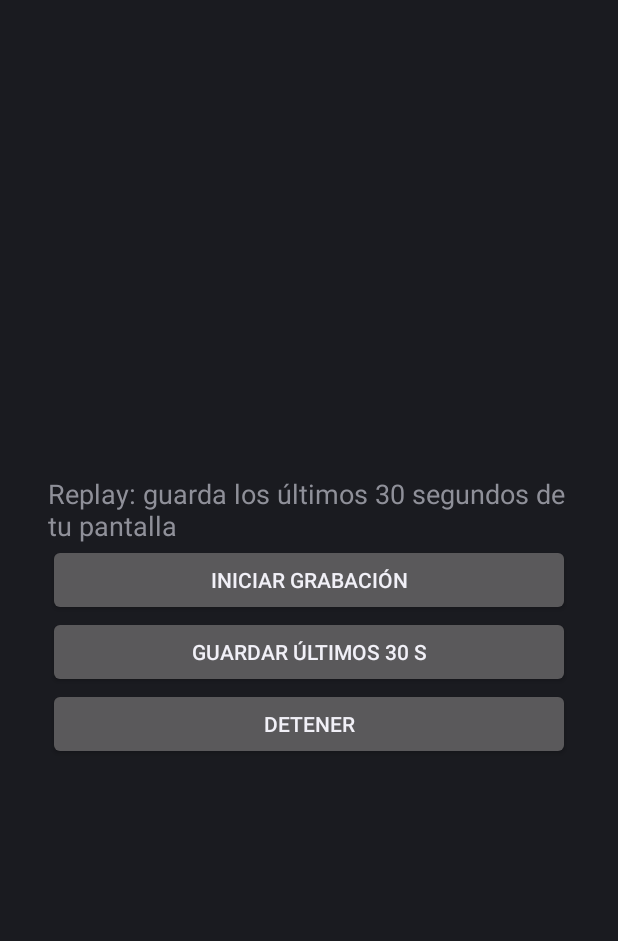
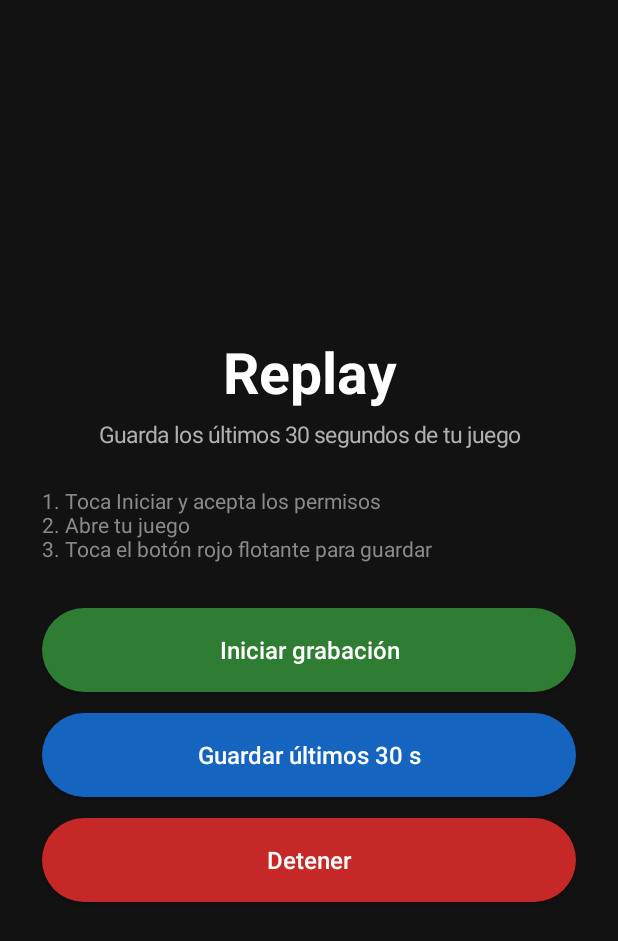
Before and after one commit to isidrochan511-design/Replay-app, an Android app: the screen it shows after launch (MainActivity), on a phone screen of 412 x 824 dp. Shown: the top 941 px of the screen. Run offline under Robolectric (Android 15) with nearby library versions, the phone set to English and light mode, and no system bars.

Commit message:
Update MainActivity.kt

```diff
--- a/app/src/main/java/com/replayapp/MainActivity.kt
+++ b/app/src/main/java/com/replayapp/MainActivity.kt
@@ -4,17 +4,42 @@ import android.Manifest
 import android.app.Activity
 import android.content.Context
 import android.content.Intent
+import android.graphics.Color
+import android.graphics.Typeface
+import android.graphics.drawable.GradientDrawable
 import android.media.projection.MediaProjectionManager
+import android.net.Uri
 import android.os.Build
 import android.os.Bundle
+import android.provider.Settings
 import android.view.Gravity
 import android.widget.Button
 import android.widget.LinearLayout
 import android.widget.TextView
+import android.widget.Toast
 
 class MainActivity : Activity() {
     private val reqCapture = 1
     private val reqNotif = 2
+
+    private fun dp(v: Int): Int = (v * resources.displayMetrics.density).toInt()
+
+    private fun makeButton(label: String, color: String, action: () -> Unit): Button {
+        return Button(this).apply {
+            text = label
+            textSize = 16f
+            isAllCaps = false
+            setTextColor(Color.WHITE)
+            background = GradientDrawable().apply {
+                cornerRadius = dp(28).toFloat()
+                setColor(Color.parseColor(color))
+            }
+            layoutParams = LinearLayout.LayoutParams(
+                LinearLayout.LayoutParams.MATCH_PARENT, dp(56)
+            ).apply { topMargin = dp(14) }
+            setOnClickListener { action() }
+        }
+    }
 
     override fun onCreate(savedInstanceState: Bundle?) {
         super.onCreate(savedInstanceState)
@@ -22,28 +47,43 @@ class MainActivity : Activity() {
         val layout = LinearLayout(this).apply {
             orientation = LinearLayout.VERTICAL
             gravity = Gravity.CENTER
-            setPadding(48, 48, 48, 48)
+            setBackgroundColor(Color.parseColor("#121212"))
+            setPadding(dp(28), dp(28), dp(28), dp(28))
         }
-        val info = TextView(this).apply {
-            text = "Replay: guarda los últimos 30 segundos de tu pantalla"
-            textSize = 18f
+
+        val title = TextView(this).apply {
+            text = "Replay"
+            textSize = 38f
+            setTextColor(Color.WHITE)
+            setTypeface(null, Typeface.BOLD)
+            gravity = Gravity.CENTER
         }
-        val start = Button(this).apply {
-            text = "Iniciar grabación"
-            setOnClickListener { startCapture() }
+        val subtitle = TextView(this).apply {
+            text = "Guarda los últimos 30 segundos de tu juego"
+            textSize = 15f
+            setTextColor(Color.parseColor("#B0B0B0"))
+            gravity = Gravity.CENTER
+            setPadding(0, dp(6), 0, dp(24))
         }
-        val save = Button(this).apply {
-            text = "Guardar últimos 30 s"
-            setOnClickListener { sendAction(RecorderService.ACTION_SAVE) }
+        val steps = TextView(this).apply {
+            text = "1. Toca Iniciar y acepta los permisos\n" +
+                "2. Abre tu juego\n" +
+                "3. Toca el botón rojo flotante para guardar"
+            textSize = 14f
+            setTextColor(Color.parseColor("#8A8A8A"))
+            setPadding(0, 0, 0, dp(16))
         }
-        val stop = Button(this).apply {
-            text = "Detener"
-            setOnClickListener { sendAction(RecorderService.ACTION_STOP) }
-        }
-        layout.addView(info)
-        layout.addView(start)
-        layout.addView(save)
-        layout.addView(stop)
+
+        layout.addView(title)
+        layout.addView(subtitle)
+        layout.addView(steps)
+        layout.addView(makeButton("Iniciar grabación", "#2E7D32") { startCapture() })
+        layout.addView(makeButton("Guardar últimos 30 s", "#1565C0") {
+            sendAction(RecorderService.ACTION_SAVE)
+        })
+        layout.addView(makeButton("Detener", "#C62828") {
+            sendAction(RecorderService.ACTION_STOP)
+        })
         setContentView(layout)
 
         if (Build.VERSION.SDK_INT >= 33) {
@@ -52,6 +92,17 @@ class MainActivity : Activity() {
     }
 
     private fun startCapture() {
+        if (!Settings.canDrawOverlays(this)) {
+            Toast.makeText(
+                this,
+                "Activa 'Mostrar sobre otras apps' para Replay y vuelve",
+                Toast.LENGTH_LONG
+            ).show()
+            startActivity(
+                Intent(Settings.ACTION_MANAGE_OVERLAY_PERMISSION, Uri.parse("package:" + packageName))
+            )
+            return
+        }
         val mpm = getSystemService(Context.MEDIA_PROJECTION_SERVICE) as MediaProjectionManager
         startActivityForResult(mpm.createScreenCaptureIntent(), reqCapture)
     }
@@ -70,6 +121,7 @@ class MainActivity : Activity() {
                 putExtra("data", data)
             }
             startForegroundService(i)
+            moveTaskToBack(true)
         }
     }
 }
```
